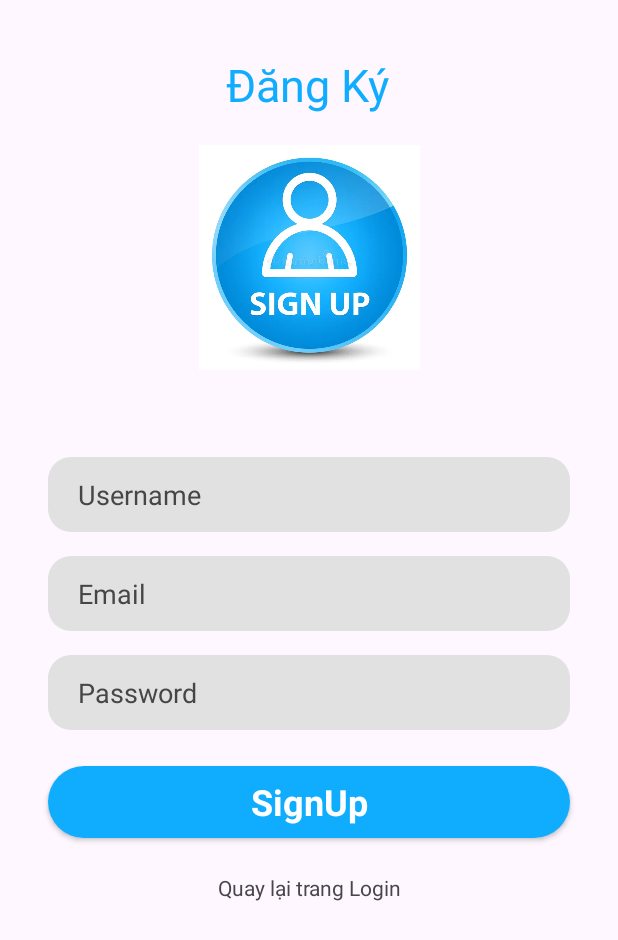
After one commit to iamBao00/personal-finance-manager-android, an Android app: the SignupActivity screen opened directly, with no data from a screen before it, on a phone screen of 412 x 824 dp. The commit adds this screen. Shown: the top 940 px of the screen. Run offline under Robolectric (Android 15) with nearby library versions, the phone set to English and light mode, and no system bars.

Commit message:
Completed SignUp

```diff
--- a/app/src/main/AndroidManifest.xml
+++ b/app/src/main/AndroidManifest.xml
@@ -15,6 +15,9 @@
         android:theme="@style/Theme.MyApplication"
         android:usesCleartextTraffic="true"
         tools:targetApi="31">
+        <activity
+            android:name=".SignupActivity"
+            android:exported="false" />
         <activity
             android:name=".AddCategory"
             android:exported="false" />
--- a/app/src/main/java/com/example/myapplication/LoginActivity.java
+++ b/app/src/main/java/com/example/myapplication/LoginActivity.java
@@ -66,6 +66,14 @@ public class LoginActivity extends AppCompatActivity {
 
             }
         });
+
+        tvRegister.setOnClickListener(new View.OnClickListener() {
+            @Override
+            public void onClick(View v) {
+                Intent myIntent = new Intent(LoginActivity.this, SignupActivity.class);
+                startActivity(myIntent);
+            }
+        });
     }
 
     public void loginUser(String username, String password) {
--- /dev/null
+++ b/app/src/main/java/com/example/myapplication/Models/SignupRequest.java
@@ -0,0 +1,13 @@
+package com.example.myapplication.Models;
+
+public class SignupRequest {
+    private String username;
+    private String email;
+    private String password;
+
+    public SignupRequest(String username, String email, String password) {
+        this.username = username;
+        this.email = email;
+        this.password = password;
+    }
+}
--- a/app/src/main/java/com/example/myapplication/Services/UserAPI.java
+++ b/app/src/main/java/com/example/myapplication/Services/UserAPI.java
@@ -46,6 +46,7 @@
 package com.example.myapplication.Services;
 
 import com.example.myapplication.Models.LoginRequest;
+import com.example.myapplication.Models.SignupRequest;
 import com.example.myapplication.Models.User;
 import com.example.myapplication.Models.UserRespond;
 import com.google.gson.Gson;
@@ -96,10 +97,9 @@ public interface UserAPI {
     @POST("/api/users/login")
     Call<UserRespond> login(@Body LoginRequest loginRequest);
 
+    @POST("/api/users/register")
+    Call<UserRespond> signUp(@Body SignupRequest signupRequest);
+
     @GET("/api/users/current")
     Call<User> current(@Header("Authorization") String token);
-
-    @FormUrlEncoded
-    @POST("/api/users/register")
-    Call<UserRespond> signUp(@Field("username") String username, @Field("email") String email, @Field("password") String password);
 }
--- /dev/null
+++ b/app/src/main/java/com/example/myapplication/SignupActivity.java
@@ -0,0 +1,131 @@
+package com.example.myapplication;
+//
+//import android.os.Bundle;
+//
+//import androidx.activity.EdgeToEdge;
+//import androidx.appcompat.app.AppCompatActivity;
+//import androidx.core.graphics.Insets;
+//import androidx.core.view.ViewCompat;
+//import androidx.core.view.WindowInsetsCompat;
+//
+//public class SignupActivity extends AppCompatActivity {
+//
+//    @Override
+//    protected void onCreate(Bundle savedInstanceState) {
+//        super.onCreate(savedInstanceState);
+//        EdgeToEdge.enable(this);
+//        setContentView(R.layout.activity_signup);
+//        ViewCompat.setOnApplyWindowInsetsListener(findViewById(R.id.main), (v, insets) -> {
+//            Insets systemBars = insets.getInsets(WindowInsetsCompat.Type.systemBars());
+//            v.setPadding(systemBars.left, systemBars.top, systemBars.right, systemBars.bottom);
+//            return insets;
+//        });
+//    }
+//}
+
+import android.os.Bundle;
+import android.text.TextUtils;
+import android.view.View;
+import android.widget.Button;
+import android.widget.EditText;
+import android.widget.TextView;
+import android.widget.Toast;
+
+import androidx.appcompat.app.AppCompatActivity;
+
+import com.example.myapplication.Models.SignupRequest;
+import com.example.myapplication.Models.UserRespond;
+import com.example.myapplication.Services.UserAPI;
+
+import retrofit2.Call;
+import retrofit2.Callback;
+import retrofit2.Response;
+
+public class SignupActivity extends AppCompatActivity {
+
+    EditText edtUsername, edtEmail, edtPassword;
+    Button btnSignUp;
+    TextView tvLogin1;
+
+    @Override
+    protected void onCreate(Bundle savedInstanceState) {
+        super.onCreate(savedInstanceState);
+        setContentView(R.layout.activity_signup);
+
+        setControl();
+        setEvent();
+    }
+
+    private void setControl() {
+        edtUsername = findViewById(R.id.edtUserName);
+        edtEmail = findViewById(R.id.edtEmail);
+        edtPassword = findViewById(R.id.edtPassword);
+        btnSignUp = findViewById(R.id.btnSignUp);
+        tvLogin1 = findViewById(R.id.tvLogin1);
+    }
+
+    private void setEvent() {
+        btnSignUp.setOnClickListener(new View.OnClickListener() {
+            @Override
+            public void onClick(View v) {
+                if (TextUtils.isEmpty(edtUsername.getText().toString())){
+                    edtUsername.setError("Please enter your username");
+                    edtUsername.requestFocus();
+                    return;
+                }
+
+                if (TextUtils.isEmpty(edtEmail.getText().toString())){
+                    edtEmail.setError("Please enter your email");
+                    edtEmail.requestFocus();
+                    return;
+                }
+
+                if (TextUtils.isEmpty(edtPassword.getText().toString())){
+                    edtPassword.setError("Please enter your password");
+                    edtPassword.requestFocus();
+                    return;
+                }
+
+                String username = edtUsername.getText().toString();
+                String email = edtEmail.getText().toString();
+                String password = edtPassword.getText().toString();
+                signUpUser(username, email, password);
+            }
+        });
+
+        tvLogin1.setOnClickListener(new View.OnClickListener() {
+            @Override
+            public void onClick(View v) {
+                // Logic to navigate back to login activity
+                finish();
+            }
+        });
+    }
+
+    public void signUpUser(String username, String email, String password) {
+        UserAPI userAPI = UserAPI.userAPI;
+        SignupRequest requestBody = new SignupRequest(username, email, password);
+        Call<UserRespond> call = userAPI.signUp(requestBody);
+        call.enqueue(new Callback<UserRespond>() {
+            @Override
+            public void onResponse(Call<UserRespond> call, Response<UserRespond> response) {
+                if (response.isSuccessful() && response.body() != null) {
+                    UserRespond userRespond = response.body();
+                    Toast.makeText(SignupActivity.this, "Đăng ký thành công", Toast.LENGTH_SHORT).show();
+
+                    // Xử lý logic khi đăng ký thành công, ví dụ chuyển sang LoginActivity
+                    finish();
+                } else {
+                    // Xử lý logic khi đăng ký thất bại
+                    Toast.makeText(SignupActivity.this, "Đăng ký thất bại", Toast.LENGTH_SHORT).show();
+                }
+            }
+
+            @Override
+            public void onFailure(Call<UserRespond> call, Throwable t) {
+                // Xử lý logic khi xảy ra lỗi
+                Toast.makeText(SignupActivity.this, "Error: " + t.getMessage(), Toast.LENGTH_SHORT).show();
+            }
+        });
+    }
+}
--- /dev/null
+++ b/app/src/main/res/layout/activity_signup.xml
@@ -0,0 +1,118 @@
+<?xml version="1.0" encoding="utf-8"?>
+<androidx.constraintlayout.widget.ConstraintLayout xmlns:android="http://schemas.android.com/apk/res/android"
+    xmlns:app="http://schemas.android.com/apk/res-auto"
+    xmlns:tools="http://schemas.android.com/tools"
+    android:layout_width="match_parent"
+    android:layout_height="match_parent"
+    tools:context=".SignupActivity">
+
+    <TextView
+        android:id="@+id/textView"
+        android:layout_width="wrap_content"
+        android:layout_height="wrap_content"
+        android:layout_marginTop="36dp"
+        android:text="Đăng Ký"
+        android:textColor="#10adff"
+        android:textSize="30sp"
+        app:layout_constraintEnd_toEndOf="parent"
+        app:layout_constraintHorizontal_bias="0.497"
+        app:layout_constraintStart_toStartOf="parent"
+        app:layout_constraintTop_toTopOf="parent" />
+
+    <ImageView
+        android:id="@+id/imageView"
+        android:layout_width="150dp"
+        android:layout_height="150dp"
+        android:layout_marginTop="20dp"
+        app:layout_constraintEnd_toEndOf="parent"
+        app:layout_constraintStart_toStartOf="parent"
+        app:layout_constraintTop_toBottomOf="@+id/textView"
+        app:srcCompat="@drawable/logo_sign_up" />
+
+    <LinearLayout
+        android:layout_width="match_parent"
+        android:layout_height="wrap_content"
+        android:layout_marginTop="16dp"
+        android:orientation="vertical"
+        app:layout_constraintBottom_toBottomOf="parent"
+        app:layout_constraintEnd_toEndOf="parent"
+        app:layout_constraintHorizontal_bias="0.0"
+        app:layout_constraintStart_toStartOf="parent"
+        app:layout_constraintTop_toBottomOf="@+id/imageView"
+        app:layout_constraintVertical_bias="0.135">
+
+        <EditText
+            android:id="@+id/edtUserName"
+            android:layout_width="match_parent"
+            android:layout_height="50dp"
+            android:layout_marginStart="32dp"
+            android:layout_marginTop="8dp"
+            android:layout_marginEnd="32dp"
+            android:layout_marginBottom="8dp"
+            android:background="@drawable/edittext_background"
+            android:ems="10"
+            android:hint="Username"
+            android:inputType="textPersonName"
+            android:paddingStart="20dp"
+            android:textColorHint="#464646" />
+
+
+
+        <EditText
+            android:id="@+id/edtEmail"
+            android:layout_width="match_parent"
+            android:layout_height="50dp"
+            android:layout_marginStart="32dp"
+            android:layout_marginTop="8dp"
+            android:layout_marginEnd="32dp"
+            android:layout_marginBottom="8dp"
+            android:background="@drawable/edittext_background"
+            android:ems="10"
+            android:hint="Email"
+            android:inputType="textPersonName"
+            android:paddingStart="20dp"
+            android:textColorHint="#464646" />
+
+        <EditText
+            android:id="@+id/edtPassword"
+            android:layout_width="match_parent"
+            android:layout_height="50dp"
+            android:layout_marginStart="32dp"
+            android:layout_marginTop="8dp"
+            android:layout_marginEnd="32dp"
+            android:layout_marginBottom="8dp"
+            android:background="@drawable/edittext_background"
+            android:ems="10"
+            android:hint="Password"
+            android:inputType="textPassword"
+            android:paddingStart="20dp"
+            android:textColorHint="#464646" />
+
+        <androidx.appcompat.widget.AppCompatButton
+            android:id="@+id/btnSignUp"
+            style="@android:style/Widget.Button"
+            android:layout_width="match_parent"
+            android:layout_height="wrap_content"
+            android:layout_marginStart="32dp"
+            android:layout_marginTop="16dp"
+            android:layout_marginEnd="32dp"
+
+            android:layout_marginBottom="8dp"
+            android:background="@drawable/button_background"
+            android:text="SignUp"
+            android:textColor="#ffffff"
+            android:textSize="24sp"
+            android:textStyle="bold" />
+
+        <TextView
+            android:id="@+id/tvLogin1"
+            android:layout_width="match_parent"
+            android:layout_height="wrap_content"
+            android:layout_marginStart="70dp"
+            android:layout_marginTop="10dp"
+            android:layout_marginEnd="70dp"
+            android:gravity="center"
+            android:padding="5dp"
+            android:text="Quay lại trang Login" />
+    </LinearLayout>
+</androidx.constraintlayout.widget.ConstraintLayout>
```
Also changed, not shown: app/src/main/res/drawable/logo_sign_up.png.
